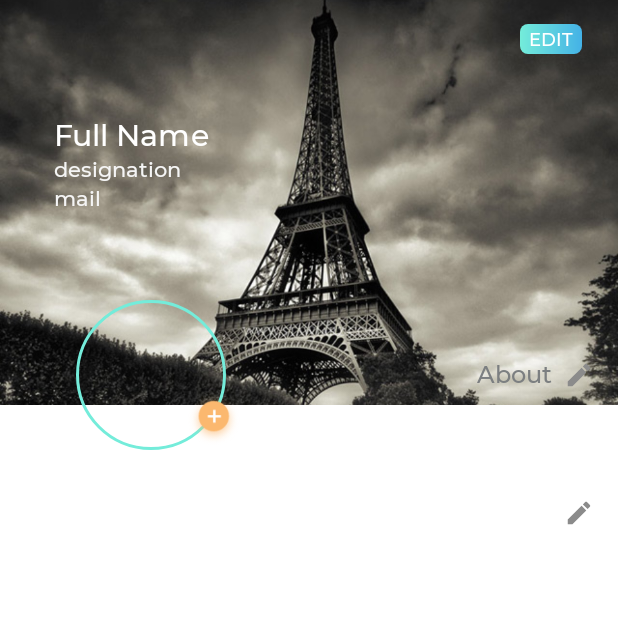
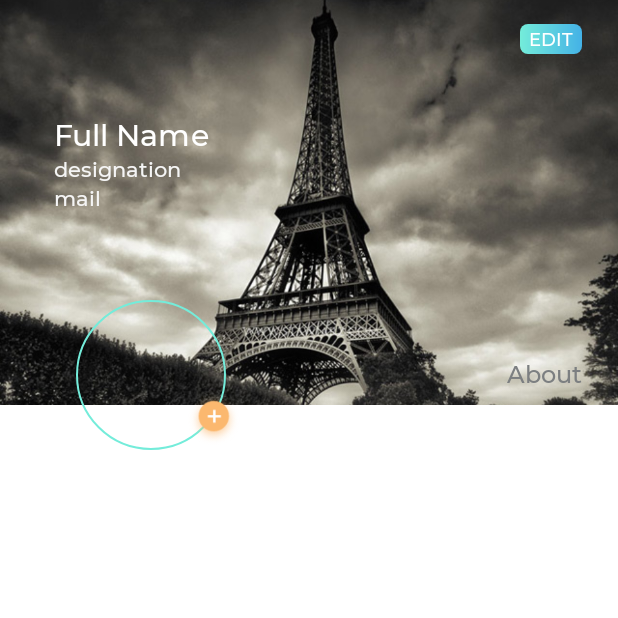
Before and after one commit to iiitasingh/myTeamApp, an Android app: the Resume screen opened directly, with no data from a screen before it, on a phone screen of 412 x 824 dp, the top half of it. Run offline under Robolectric (Android 15) with nearby library versions, the phone set to English and light mode, and no system bars; our stand-ins replace CircleImageView; libraries missing offline, so code that uses them is left out: com.theartofdev.edmodo; plain views replace DiagonalView; 7 statements that could not run were skipped.

Commit message:
Major Ui Changes 1. Edit Menu in Resume. 2. Scroll view added. 3. logout popup

```diff
--- a/app/src/main/java/com/ashish/myteam/Resume.java
+++ b/app/src/main/java/com/ashish/myteam/Resume.java
@@ -7,6 +7,7 @@ import android.Manifest;
 import android.app.Activity;
 import android.app.DatePickerDialog;
 import android.app.Dialog;
+import android.content.Context;
 import android.content.Intent;
 import android.content.pm.PackageManager;
 import android.graphics.Bitmap;
@@ -20,12 +21,18 @@ import android.os.Bundle;
 import android.text.format.DateFormat;
 import android.util.Base64;
 import android.util.Log;
+import android.view.ContextThemeWrapper;
+import android.view.MenuItem;
 import android.view.View;
 import android.widget.Button;
 import android.widget.DatePicker;
 import android.widget.ImageView;
+import android.widget.PopupMenu;
 import android.widget.TextView;
 import android.widget.Toast;
+
+import java.lang.reflect.Field;
+import java.lang.reflect.Method;
 
 import com.google.android.material.textfield.TextInputEditText;
 import com.kosalgeek.android.json.JsonConverter;
@@ -54,7 +61,7 @@ import static com.ashish.myteam.SplashScreen.profileUser;
 
 public class Resume extends AppCompatActivity {
 
-    ImageView resumeWallpaper, resumeImgEdit, editAboutImg, resumeEdit;
+    ImageView resumeWallpaper, resumeImgEdit;
     TextView resumeName, resumeDesignation, textVwabout, resumeHobbies, resumeAbout, resumeEmail, resumeEditBtn;
     CircleImageView circleResumeImageView;
     final int REQUEST_CODE_GALLERY = 888;
@@ -73,8 +80,6 @@ public class Resume extends AppCompatActivity {
 
         resumeWallpaper = (ImageView) findViewById(R.id.resumeWallpaper);
         resumeImgEdit = (ImageView) findViewById(R.id.resumeImgEdit);
-        editAboutImg = (ImageView) findViewById(R.id.editAboutImg);
-        resumeEdit = (ImageView) findViewById(R.id.resumeEdit);
         resumeName = (TextView) findViewById(R.id.resumeName);
         resumeDesignation = (TextView) findViewById(R.id.resumeDesignation);
         textVwabout = (TextView) findViewById(R.id.textVwabout);
@@ -91,8 +96,6 @@ public class Resume extends AppCompatActivity {
         if(position == pos){
             owner = profileUser;
             resumeImgEdit.setVisibility(View.VISIBLE);
-            editAboutImg.setVisibility(View.VISIBLE);
-            resumeEdit.setVisibility(View.VISIBLE);
             resumeEditBtn.setVisibility(View.VISIBLE);
             setResumeData(owner);
         }else {
@@ -113,18 +116,11 @@ public class Resume extends AppCompatActivity {
                 aboutPopup(Resume.this,owner);
             }
         });
-        editAboutImg.setOnClickListener(new View.OnClickListener() {
-            @Override
-            public void onClick(View v) {
-                aboutEditPopup(Resume.this, owner);
-            }
-        });
-        resumeEdit.setOnClickListener(new View.OnClickListener() {
-            @Override
-            public void onClick(View v) {
-                aboutYourselfPopup(Resume.this, owner);
-            }
-        });
+
+    }
+
+    public void showDefaultPopupMenu(View view) {
+        showPopupMenu(view, false, R.style.MyPopupStyle);
     }
 
     public void updateUserData() {
@@ -522,4 +518,43 @@ public class Resume extends AppCompatActivity {
             Toast.makeText(Resume.this, "minimum 10 characters in hoobies", Toast.LENGTH_SHORT).show();
         }
     }
+
+    private void showPopupMenu(View anchor, boolean isWithIcons, int style) {
+        //init the wrapper with style
+        Context wrapper = new ContextThemeWrapper(this, style);
+
+        //init the popup
+        PopupMenu popup = new PopupMenu(wrapper, anchor);
+
+        /*  The below code in try catch is responsible to display icons*/
+
+        //inflate menu
+        popup.getMenuInflater().inflate(R.menu.popup_edit_menues, popup.getMenu());
+
+        //implement click events
+        popup.setOnMenuItemClickListener(new PopupMenu.OnMenuItemClickListener() {
+            @Override
+            public boolean onMenuItemClick(MenuItem menuItem) {
+                switch (menuItem.getItemId()) {
+                    case R.id.menu1:
+                        aboutEditPopup(Resume.this, owner);
+                        break;
+                    case R.id.menu2:
+                        aboutYourselfPopup(Resume.this, owner);
+                        break;
+                    case R.id.menu3:
+                        Toast.makeText(Resume.this, "Coming Soon", Toast.LENGTH_SHORT).show();
+                        break;
+                    case R.id.menu4:
+                        Toast.makeText(Resume.this, "Coming Soon", Toast.LENGTH_SHORT).show();
+                        break;
+                    case R.id.menu5:
+                        Toast.makeText(Resume.this, "Coming Soon", Toast.LENGTH_SHORT).show();
+                        break;
+                }
+                return true;
+            }
+        });
+        popup.show();
+    }
 }
--- a/app/src/main/res/layout/list_your_team.xml
+++ b/app/src/main/res/layout/list_your_team.xml
@@ -20,7 +20,7 @@
             android:layout_gravity="center"
             android:src="@drawable/user_1"
             app:civ_border_color="@color/colorPrimaryDark1"
-            app:civ_border_width="2dp" />
+            app:civ_border_width="0dp" />
 
         <View
             android:layout_width="10dp"
--- a/app/src/main/res/layout/page_birthday_calender.xml
+++ b/app/src/main/res/layout/page_birthday_calender.xml
@@ -6,6 +6,11 @@
     android:layout_height="match_parent"
     android:background="@drawable/ashback"
     tools:context=".BirthdayCalender">
+
+    <ScrollView
+        android:layout_width="match_parent"
+        android:layout_height="match_parent"
+        android:fillViewport="true">
 
     <LinearLayout
         android:layout_width="match_parent"
@@ -80,5 +85,6 @@
         </LinearLayout>
 
     </LinearLayout>
+    </ScrollView>
 
 </RelativeLayout>
--- a/app/src/main/res/layout/page_home.xml
+++ b/app/src/main/res/layout/page_home.xml
@@ -55,7 +55,7 @@
                     android:clickable="true"
                     android:src="@drawable/user_1"
                     app:civ_border_color="@color/colorPrimaryDark1"
-                    app:civ_border_width="3dp" />
+                    app:civ_border_width="1dp" />
             </RelativeLayout>
 
             <GridLayout
--- a/app/src/main/res/layout/page_resume.xml
+++ b/app/src/main/res/layout/page_resume.xml
@@ -79,6 +79,7 @@
             android:clickable="true"
             android:fontFamily="@font/mm"
             android:text="Edit"
+            android:onClick="showDefaultPopupMenu"
             android:visibility="invisible"
             android:textColor="@color/white"
             android:textAllCaps="true"
@@ -107,7 +108,7 @@
             android:layout_marginEnd="8dp"
             android:src="@drawable/user"
             app:civ_border_color="@color/colorPrimaryDark1"
-            app:civ_border_width="2dp"
+            app:civ_border_width="1dp"
             app:layout_constraintEnd_toEndOf="parent"
             app:layout_constraintHorizontal_bias="0.145"
             app:layout_constraintStart_toStartOf="parent"
@@ -115,46 +116,22 @@
 
         <TextView
             android:id="@+id/textVwabout"
-            android:layout_width="280dp"
+            android:layout_width="match_parent"
             android:layout_height="wrap_content"
             android:layout_alignParentStart="true"
             android:layout_alignParentTop="true"
             android:layout_alignParentEnd="true"
             android:layout_marginStart="36dp"
             android:layout_marginTop="32dp"
-            android:layout_marginEnd="8dp"
+            android:layout_marginEnd="36dp"
             android:fontFamily="@font/mm"
             android:text=" "
             android:textColor="@color/text_Color"
             android:textSize="12sp"
-            app:layout_constraintEnd_toStartOf="@+id/resumeEdit"
+            app:layout_constraintEnd_toEndOf="parent"
             app:layout_constraintHorizontal_bias="0.0"
             app:layout_constraintStart_toStartOf="parent"
             app:layout_constraintTop_toBottomOf="@+id/circleResumeImageView" />
-
-        <ImageView
-            android:id="@+id/resumeEdit"
-            android:layout_width="20dp"
-            android:layout_height="20dp"
-            android:layout_alignParentStart="true"
-            android:layout_alignParentEnd="true"
-            android:layout_marginTop="32dp"
-            android:layout_marginEnd="16dp"
-            android:src="@drawable/ic_mode_edit_black_24dp"
-            app:layout_constraintEnd_toEndOf="parent"
-            android:visibility="invisible"
-            app:layout_constraintTop_toBottomOf="@+id/circleResumeImageView" />
-
-        <ImageView
-            android:id="@+id/editAboutImg"
-            android:layout_width="20dp"
-            android:layout_height="20dp"
-            android:layout_marginEnd="16dp"
-            android:layout_marginBottom="72dp"
-            android:src="@drawable/ic_mode_edit_black_24dp"
-            app:layout_constraintBottom_toTopOf="@+id/textVwabout"
-            android:visibility="invisible"
-            app:layout_constraintEnd_toEndOf="parent" />
 
         <ImageView
             android:id="@+id/resumeImgEdit"
@@ -213,8 +190,8 @@
             android:textColor="@color/text_Color"
             android:textSize="16sp"
             app:layout_constraintBottom_toTopOf="@+id/textVwabout"
-            app:layout_constraintEnd_toStartOf="@+id/editAboutImg"
-            app:layout_constraintHorizontal_bias="1.0"
+            app:layout_constraintEnd_toEndOf="parent"
+            app:layout_constraintHorizontal_bias="0.917"
             app:layout_constraintStart_toEndOf="@+id/circleResumeImageView" />
 
 
--- a/app/src/main/res/values/styles.xml
+++ b/app/src/main/res/values/styles.xml
@@ -37,4 +37,13 @@
 
     <style name="AppTheme.PopupOverlay" parent="ThemeOverlay.AppCompat.Light" />
 
+    <style name="MyPopupStyle" parent="Theme.AppCompat.Light.Dialog.Alert">
+        <!-- Used for the buttons -->
+        <item name="colorAccent">@color/colorAccent</item>
+        <!-- Used for the title and text -->
+        <item name="android:textColorPrimary">@android:color/black</item>
+        <!-- Used for the background -->
+        <item name="android:background">@android:color/white</item>
+    </style>
+
 </resources>
```
Also changed, not shown: app/src/main/java/com/ashish/myteam/HomePage.java (+6 -6 lines), app/src/main/res/layout/page_wallet.xml (+5 -5 lines), app/src/main/res/layout/popup_edit_about.xml (+5 -5 lines), app/src/main/res/layout/popup_logout.xml (+18 -12 lines).
